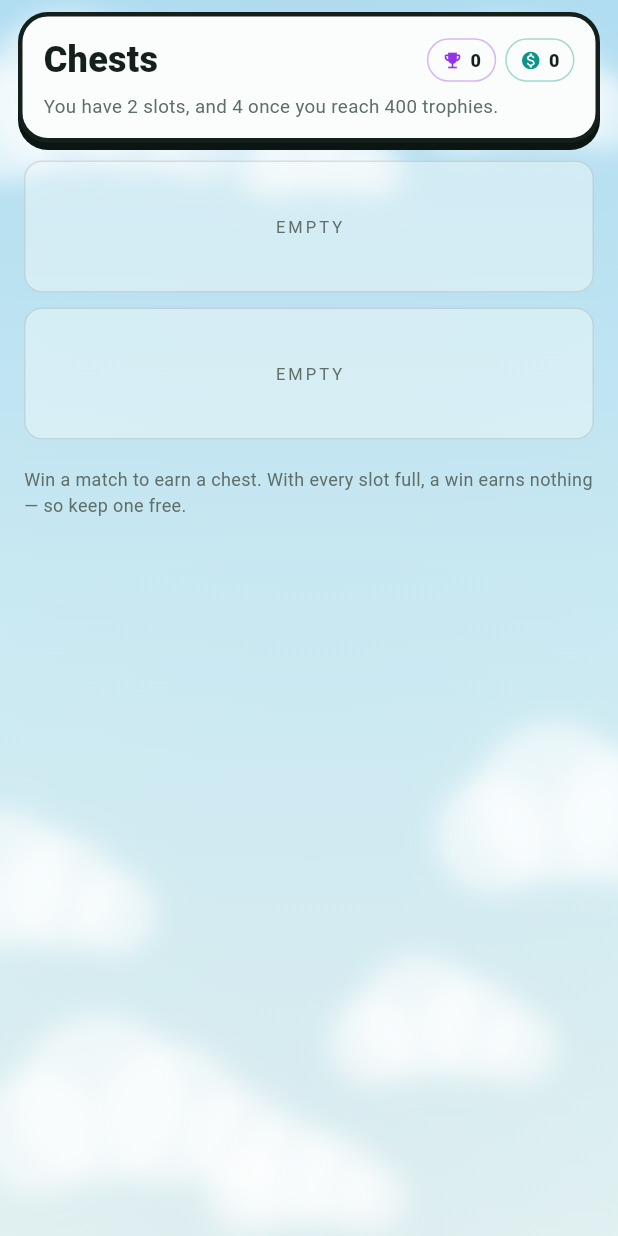
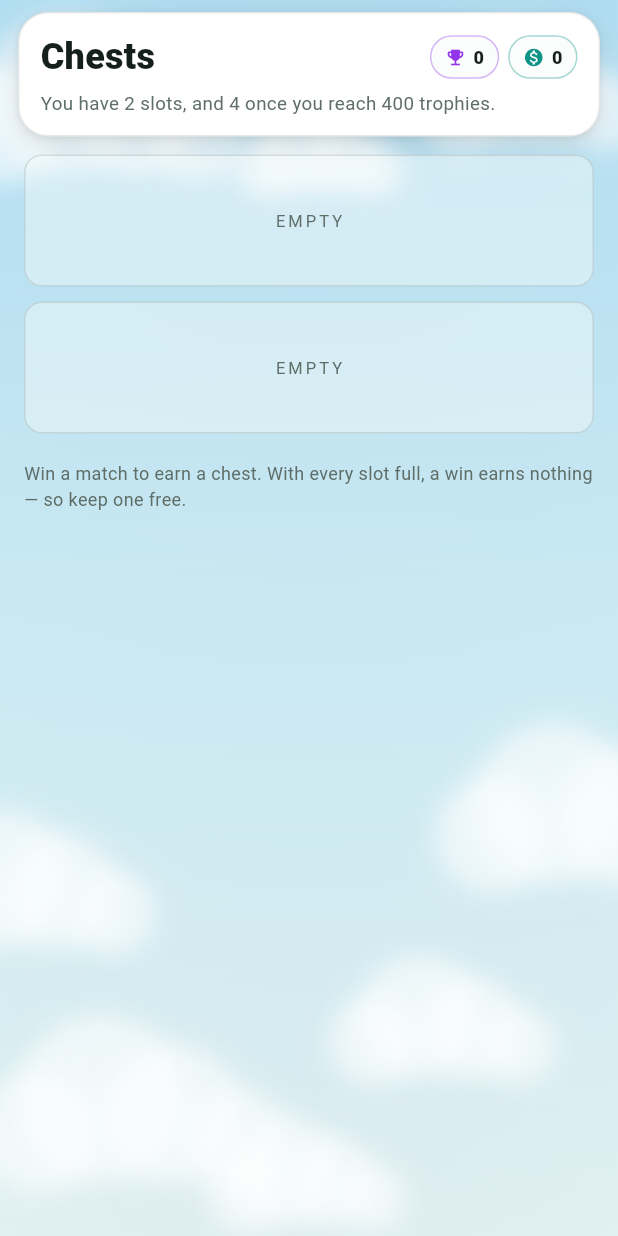
Before and after one commit to portalcrafterdev/splatfront, a Flutter app: the screen it shows after launch, after a tap on "No chests yet. Win a match to earn one.", on a phone screen of 412 x 824 dp. Run offline on Flutter 3.47's test engine with Material 3 defaults, Android fonts, the light colour scheme and no system bars; our stand-ins replace flutter_riverpod, hive_flutter, rive; missing offline and left inert: flame, flame_audio; accounts and stored records are empty; statements that could not run were skipped.

Commit message:
refactor: update UI elements to use soft edges and shadows for a cohesive design

```diff
--- a/lib/ui/screens/battle_screen.dart
+++ b/lib/ui/screens/battle_screen.dart
@@ -431,7 +431,11 @@ class _BattleScreenState extends State<BattleScreen> {
         colors: [Palette.hudTrayHigh, Palette.hudTrayLow],
       ),
       borderRadius: BorderRadius.vertical(top: Radius.circular(18)),
-      border: Border(top: BorderSide(color: Palette.hudOutline, width: 2)),
+      // A hairline, not a rule. `withValues` is a method call and this
+      // decoration is const, so the alpha is baked into the literal.
+      border: Border(
+        top: BorderSide(color: Color(0x331B2A26), width: 1),
+      ),
       boxShadow: [
         BoxShadow(
           color: Color(0x40000000),
--- a/lib/ui/screens/home_screen.dart
+++ b/lib/ui/screens/home_screen.dart
@@ -355,17 +355,16 @@ class _ChestRowState extends ConsumerState<_ChestRow> {
               Palette.uiSurfaceHigh,
             ),
       borderRadius: BorderRadius.circular(16),
-      // The caller's colour only decides how strong the edge is; the edge
-      // itself is always the dark outline, or the tile loses its shape.
+      // Soft, like everything else on this page now. The caller's colour still
+      // decides how present the edge is — a ready chest reads a shade firmer
+      // than an empty slot — it is just no longer a black line doing it.
       border: Border.all(
         color: border == Palette.uiTextDim.withValues(alpha: 0.2)
-            ? Palette.outline.withValues(alpha: 0.35)
-            : Palette.outline,
-        width: Panel.stroke,
+            ? Panel.softEdge
+            : Palette.accent.withValues(alpha: 0.45),
+        width: 1,
       ),
-      boxShadow: const [
-        BoxShadow(color: Palette.outlineShadow, offset: Offset(0, Panel.lift)),
-      ],
+      boxShadow: Panel.softShadow,
     ),
     child: child,
   );
@@ -528,13 +527,8 @@ class _NextCard extends ConsumerWidget {
             decoration: BoxDecoration(
               color: Palette.uiSurfaceHigh,
               borderRadius: BorderRadius.circular(11),
-              border: Border.all(color: Palette.outline, width: Panel.stroke),
-              boxShadow: const [
-                BoxShadow(
-                  color: Palette.outlineShadow,
-                  offset: Offset(0, Panel.lift),
-                ),
-              ],
+              border: Border.all(color: Panel.softEdge, width: 1),
+              boxShadow: Panel.softShadow,
             ),
             child: CardTile(card: card, width: 62),
           ),
@@ -763,13 +757,16 @@ class _ClaimChip extends StatelessWidget {
         borderRadius: BorderRadius.circular(9),
         border: Border.all(
           color: ready
-              ? Palette.outline
-              : Palette.uiTextDim.withValues(alpha: 0.35),
-          width: ready ? 2 : 1.5,
+              ? Palette.accentShade
+              : Palette.uiTextDim.withValues(alpha: 0.3),
+          width: 1,
         ),
+        // A claimable chip keeps its tonal shade, which is not the black
+        // outline — it is the same teal catching less light, and it is what
+        // makes the chip look pressable without a line round it.
         boxShadow: ready
             ? const [
-                BoxShadow(color: Palette.accentShade, offset: Offset(0, 2.5)),
+                BoxShadow(color: Palette.accentShade, offset: Offset(0, 2)),
               ]
             : null,
       ),
@@ -875,15 +872,13 @@ class _NextLevelCard extends StatelessWidget {
       child: Container(
         decoration: BoxDecoration(
           borderRadius: BorderRadius.circular(20),
-          border: Border.all(color: Palette.outline, width: 3),
-          boxShadow: const [
-            BoxShadow(color: Palette.outlineShadow, offset: Offset(0, 6)),
-          ],
+          // Soft, on the owner's call. The heavy dark line is the house style
+          // everywhere else; here the board's own colour is doing the work of
+          // an edge, so the card holds its shape without one.
+          boxShadow: Panel.softShadow,
         ),
-        // The border draws on the outside edge, so the board has to be
-        // clipped to the inner radius or its corners square off over it.
         child: ClipRRect(
-          borderRadius: BorderRadius.circular(17),
+          borderRadius: BorderRadius.circular(20),
           child: Column(
             mainAxisSize: MainAxisSize.min,
             children: [
@@ -949,20 +944,15 @@ class _NextLevelCard extends StatelessWidget {
                   ],
                 ),
               ),
-              // The footer is the button. Separated from the board by the same
-              // heavy line every other edge in the app uses, so the card reads
-              // as one object with a control on it rather than two stacked
-              // rectangles.
+              // The footer is the button. It used to be cut off from the board
+              // by the same heavy dark line as every other edge; with the
+              // outline gone that rule would have been the only black left on
+              // the card, so the colour change carries the join on its own.
               Container(
                 width: double.infinity,
                 padding: const EdgeInsets.symmetric(vertical: 15),
                 alignment: Alignment.center,
-                decoration: const BoxDecoration(
-                  color: Palette.accent,
-                  border: Border(
-                    top: BorderSide(color: Palette.outline, width: 3),
-                  ),
-                ),
+                decoration: const BoxDecoration(color: Palette.accent),
                 child: const Text(
                   'BATTLE',
                   style: TextStyle(
@@ -1249,11 +1239,15 @@ class _BandChip extends StatelessWidget {
 
   @override
   Widget build(BuildContext context) => Container(
-    padding: const EdgeInsets.symmetric(horizontal: 8, vertical: 4),
+    padding: const EdgeInsets.symmetric(horizontal: 9, vertical: 5),
     decoration: BoxDecoration(
-      color: Palette.uiSurface,
+      color: Palette.uiSurfaceHigh,
       borderRadius: BorderRadius.circular(20),
-      border: Border.all(color: Palette.outline, width: 2),
+      // Tinted by what it counts rather than ringed in black. The icon inside
+      // is already the colour; a matching hairline is enough to make the pill
+      // read as a container without a 2px line doing it.
+      border: Border.all(color: colour.withValues(alpha: 0.4), width: 1),
+      boxShadow: Panel.softShadow,
     ),
     child: Row(
       mainAxisSize: MainAxisSize.min,
--- a/lib/ui/widgets/card_tile.dart
+++ b/lib/ui/widgets/card_tile.dart
@@ -80,14 +80,21 @@ class CardTile extends StatelessWidget {
         child: DecoratedBox(
           decoration: BoxDecoration(
             borderRadius: radius,
-            // A heavy dark line, the way a menu tile gets one. On a busy
-            // sky a card with a soft edge stops being an object and starts
-            // being a smudge; the outline is what holds it together.
+            // Softened with the menus, on the owner's call.
+            //
+            // This was a heavy dark line, matching the one every menu tile
+            // used to wear, and the argument for it was about the *arena*
+            // rather than the collection: on a busy sky a card with a faint
+            // edge stops being an object and starts being a smudge. That risk
+            // is real and this is the line to thicken if the hand ever gets
+            // hard to pick out mid-match. What holds a card together now is
+            // the shadow below and the fact that it is the lightest thing on
+            // the screen, both of which survive a sky behind them.
             border: Border.all(
               color: affordable
-                  ? Palette.hudOutline
-                  : Palette.hudOutline.withValues(alpha: 0.35),
-              width: affordable ? 2 : 1.5,
+                  ? Palette.hudOutline.withValues(alpha: 0.22)
+                  : Palette.hudOutline.withValues(alpha: 0.12),
+              width: 1,
             ),
             // Lighter at the top, so the light source overhead is the same
             // one the arena bezel and every menu surface assume. The tint is
@@ -106,12 +113,22 @@ class CardTile extends StatelessWidget {
             // card you can pay for is lifted; one you cannot is flat on the
             // floor, which is a second, wordless reading of the same fact
             // the dimming already gives.
+            //
+            // Carrying more of the load now that the edge is a hairline: a
+            // tight contact shadow plus a wider ambient one, which is what
+            // gives a borderless card its shape against both a pale page and
+            // a sky.
             boxShadow: affordable && !dragging
                 ? [
                     BoxShadow(
-                      color: Palette.hudOutline.withValues(alpha: 0.55),
-                      blurRadius: 5 * scale,
-                      offset: Offset(0, 3 * scale),
+                      color: Palette.hudOutline.withValues(alpha: 0.18),
+                      blurRadius: 2 * scale,
+                      offset: Offset(0, 1 * scale),
+                    ),
+                    BoxShadow(
+                      color: Palette.hudOutline.withValues(alpha: 0.28),
+                      blurRadius: 8 * scale,
+                      offset: Offset(0, 4 * scale),
                     ),
                   ]
                 : null,
--- a/lib/ui/widgets/meta_widgets.dart
+++ b/lib/ui/widgets/meta_widgets.dart
@@ -38,12 +38,14 @@ class MetaHeader extends StatelessWidget {
       margin: const EdgeInsets.fromLTRB(12, 8, 12, 12),
       padding: const EdgeInsets.fromLTRB(14, 12, 14, 13),
       decoration: BoxDecoration(
-        color: Palette.uiSurface,
+        color: Palette.uiSurfaceHigh,
         borderRadius: BorderRadius.circular(20),
-        border: Border.all(color: Palette.outline, width: 3),
-        boxShadow: const [
-          BoxShadow(color: Palette.outlineShadow, offset: Offset(0, 5)),
-        ],
+        // Soft, like every other surface in the app now. This block used to
+        // wear the heaviest edge of the lot — a 3dp near-black line — because
+        // it is the first thing on every page; the shadow carries that on its
+        // own.
+        border: Border.all(color: Panel.softEdge, width: 1),
+        boxShadow: Panel.softShadow,
       ),
       child: Column(
         crossAxisAlignment: CrossAxisAlignment.start,
--- a/lib/ui/widgets/motion.dart
+++ b/lib/ui/widgets/motion.dart
@@ -172,6 +172,7 @@ class Panel extends StatelessWidget {
     this.accent,
     this.radius = 16,
     this.raised = true,
+    this.outlined = false,
   });
 
   final Widget child;
@@ -182,6 +183,26 @@ class Panel extends StatelessWidget {
   final Color? accent;
   final double radius;
   final bool raised;
+
+  /// The heavy dark line, and the hard shadow that goes with it.
+  ///
+  /// **Off by default, on the owner's call.** Every menu tile in the app used
+  /// to be ringed in a near-black 2.5dp line with a hard offset shadow under
+  /// it, and that was the house style — the thing that made a tile read as a
+  /// chunky physical object rather than as a pale rectangle on a pale page.
+  /// It went from Home first and then from everywhere.
+  ///
+  /// The two halves have to move together. Dropping the line while keeping the
+  /// hard offset leaves a black bar under a borderless tile, which reads as a
+  /// rendering fault rather than as a style; so soft means both a light
+  /// hairline for the edge *and* a blurred shadow for the lift. Without some
+  /// edge the tile dissolves into the page, which is the failure the outline
+  /// existed to prevent and is still worth avoiding.
+  ///
+  /// True restores the old look for one tile, and nothing in the app passes it
+  /// now. It is kept because the argument for the outline was a real one and
+  /// this is the seam to walk it back through.
+  final bool outlined;
 
   @override
   Widget build(BuildContext context) {
@@ -204,15 +225,19 @@ class Panel extends StatelessWidget {
                 ],
         ),
         borderRadius: BorderRadius.circular(radius),
-        border: Border.all(color: Palette.outline, width: Panel.stroke),
-        boxShadow: raised
+        border: outlined
+            ? Border.all(color: Palette.outline, width: Panel.stroke)
+            : Border.all(color: Panel.softEdge, width: 1),
+        boxShadow: !raised
+            ? null
+            : outlined
             ? const [
                 BoxShadow(
                   color: Palette.outlineShadow,
                   offset: Offset(0, Panel.lift),
                 ),
               ]
-            : null,
+            : Panel.softShadow,
       ),
       child: Padding(padding: padding, child: child),
     );
@@ -224,6 +249,30 @@ class Panel extends StatelessWidget {
 
   /// How far the flat shadow sits below its tile.
   static const double lift = 4;
+
+  /// The hairline that replaces the outline on a soft tile.
+  ///
+  /// Not nothing: a white tile on a pale sky with no edge at all dissolves
+  /// into the page, and the shadow alone only defines the bottom of it.
+  static const Color softEdge = Color(0x1A15201C);
+
+  /// The lift a soft tile gets instead of the hard offset.
+  ///
+  /// Two shadows rather than one: a tight dark one for the contact edge and a
+  /// wide faint one for the ambient drop. A single blurred shadow big enough
+  /// to be visible on a light page is also big enough to look like fog.
+  static const List<BoxShadow> softShadow = [
+    BoxShadow(
+      color: Color(0x14151F1C),
+      blurRadius: 3,
+      offset: Offset(0, 1),
+    ),
+    BoxShadow(
+      color: Color(0x1F151F1C),
+      blurRadius: 14,
+      offset: Offset(0, 6),
+    ),
+  ];
 }
 
 /// The page background: cream, with paint spattered across it.
```
Also changed, not shown: lib/core/palette.dart (+19 -6 lines), lib/ui/screens/campaign_screen.dart (+14 -13 lines), lib/ui/screens/collection_screen.dart (+8 -11 lines), lib/ui/widgets/match_header.dart (+8 -2 lines), lib/ui/widgets/match_overlays.dart (+12 -4 lines).
